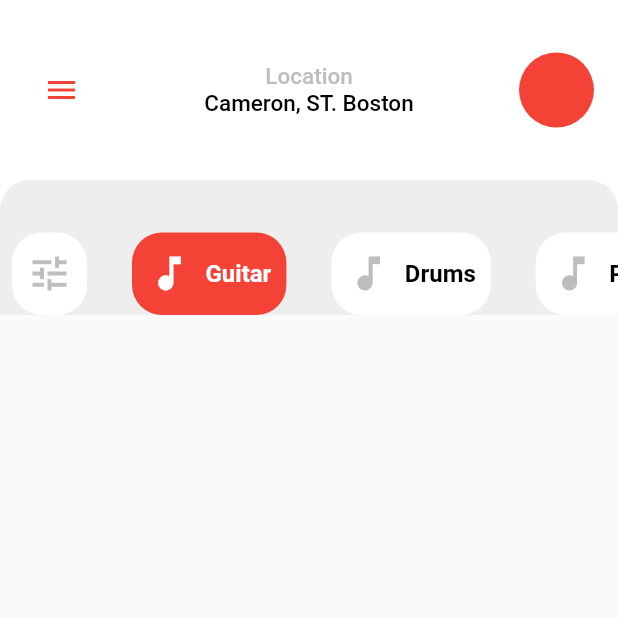
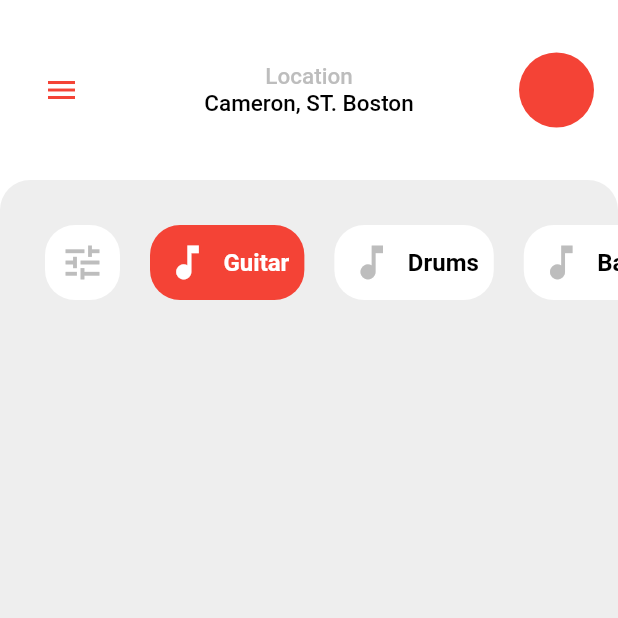
Before and after one commit to dudadiass/challenge_02, a Flutter app: the screen it shows after launch, on a phone screen of 412 x 824 dp, the top half of it. Run offline on Flutter 3.47's test engine with Material 2 defaults, Android fonts, the phone set to English and light mode, and no system bars.

Commit message:
category

```diff
--- a/lib/app/pages/home_page.dart
+++ b/lib/app/pages/home_page.dart
@@ -1,8 +1,9 @@
 import 'package:flutter/material.dart';
 
-import '../widgets/sliver_app_bar_widget.dart';
-import '../widgets/sliver_to_box_adapter_widget.dart';
-import '../widgets/sliver_to_box_adapter_top_widget.dart';
+import '../widgets/card_instrument_widget.dart';
+import '../widgets/slivers_widgets/sliver_app_bar_widget.dart';
+import '../widgets/slivers_widgets/sliver_to_box_adapter_widget.dart';
+import '../widgets/slivers_widgets/sliver_to_box_adapter_top_widget.dart';
 
 class HomePage extends StatefulWidget {
   const HomePage({super.key});
@@ -14,12 +15,13 @@ class HomePage extends StatefulWidget {
 class _HomePageState extends State<HomePage> {
   @override
   Widget build(BuildContext context) {
-    return const Scaffold(
+    return Scaffold(
+      backgroundColor: Colors.grey.shade200,
       body: CustomScrollView(
         slivers: <Widget>[
-          SliverAppBarWidget(),
-          SliverToBoxAdapterTopWidget(),
-          SliverTpBoxAdapterWidget(),
+          const SliverAppBarWidget(),
+          const SliverToBoxAdapterTopWidget(),
+          const SliverTpBoxAdapterWidget(),
         ],
       ),
     );
--- a/lib/app/widgets/category_widget.dart
+++ b/lib/app/widgets/category_widget.dart
@@ -4,21 +4,21 @@ class CategoryWidget extends StatelessWidget {
   //atributos do meu widget
   final String title;
   final IconData iconData;
-  final bool selected;
+  final bool isSelected;
   const CategoryWidget({
     super.key,
     required this.title,
     required this.iconData,
-    this.selected = false,
+    this.isSelected = false,
   });
 
   @override
   Widget build(BuildContext context) {
     return Container(
       padding: const EdgeInsets.all(10),
-      margin: const EdgeInsets.only(right: 30, top: 15),
+      margin: const EdgeInsets.fromLTRB(10, 10, 10, 10),
       decoration: BoxDecoration(
-        color: selected ? Colors.red : Colors.white,
+        color: isSelected ? Colors.red : Colors.white,
         borderRadius: BorderRadius.circular(20),
       ),
       child: Row(
@@ -26,7 +26,7 @@ class CategoryWidget extends StatelessWidget {
         children: [
           Icon(
             iconData,
-            color: selected ? Colors.white : Colors.grey.shade400,
+            color: isSelected ? Colors.white : Colors.grey.shade400,
             size: 30,
           ),
           title.isNotEmpty
@@ -38,7 +38,7 @@ class CategoryWidget extends StatelessWidget {
                     title,
                     style: TextStyle(
                       fontSize: 16,
-                      color: selected ? Colors.white : Colors.black,
+                      color: isSelected ? Colors.white : Colors.black,
                       fontWeight: FontWeight.w600,
                     ),
                   ),
--- a/lib/app/widgets/sliver_to_box_adapter_top_widget.dart
+++ b/lib/app/widgets/slivers_widgets/sliver_to_box_adapter_top_widget.dart
@@ -16,7 +16,7 @@ class SliverToBoxAdapterTopWidget extends StatelessWidget {
               height: 20,
               decoration: BoxDecoration(
                 color: Colors.grey.shade200,
-                borderRadius: BorderRadius.only(
+                borderRadius: const BorderRadius.only(
                   topLeft: Radius.circular(20.0),
                   topRight: Radius.circular(20.0),
                 ),
```
Also changed, not shown: lib/app/widgets/card_instrument_widget.dart (added, +18 -0 lines), lib/app/widgets/slivers_widgets/sliver_to_box_adapter_widget.dart (renamed from lib/app/widgets/sliver_to_box_adapter_widget.dart, +7 -3 lines), lib/app/widgets/slivers_widgets/sliver_app_bar_widget.dart (renamed from lib/app/widgets/sliver_app_bar_widget.dart).
